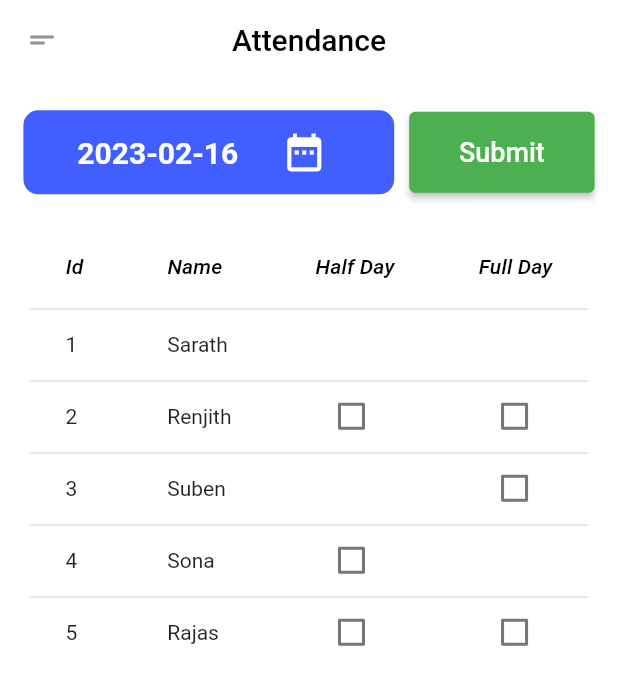
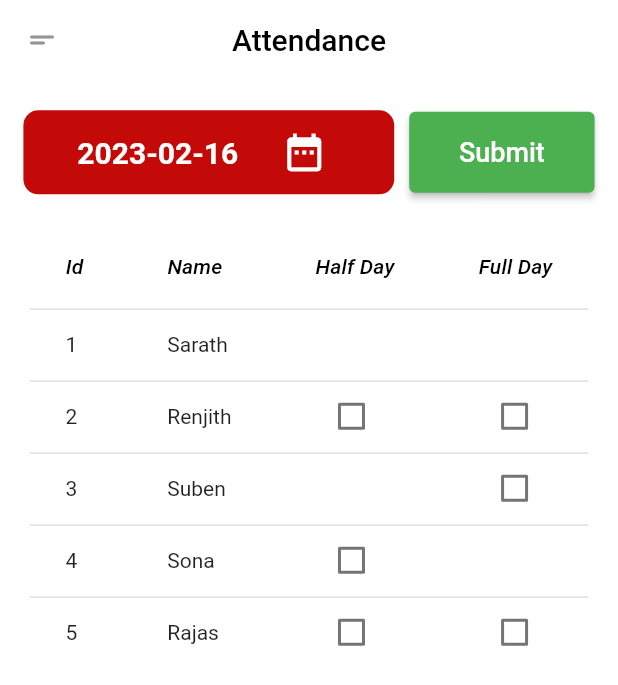
Before and after one commit to rajasrajeev/Sampoorna-Plus, a Flutter app: the AttendanceScreen screen opened directly, on a phone screen of 412 x 824 dp. Shown: the top 685 px of the screen. Run offline on Flutter 3.47's test engine with Material 2 defaults, Android fonts, the phone set to English and light mode, and no system bars.

Commit message:
primary color change

```diff
--- a/lib/constants.dart
+++ b/lib/constants.dart
@@ -1,7 +1,7 @@
 import 'package:flutter/material.dart';
 
 //app color details
-const primaryColor = Color.fromARGB(255, 65, 94, 255);
+const primaryColor = Color.fromARGB(255, 196, 9, 9);
 const backgroundColor = Color(0xFFFFFFFF);
 const cardColor = Color(0xFFE6E6FA);
 
```
